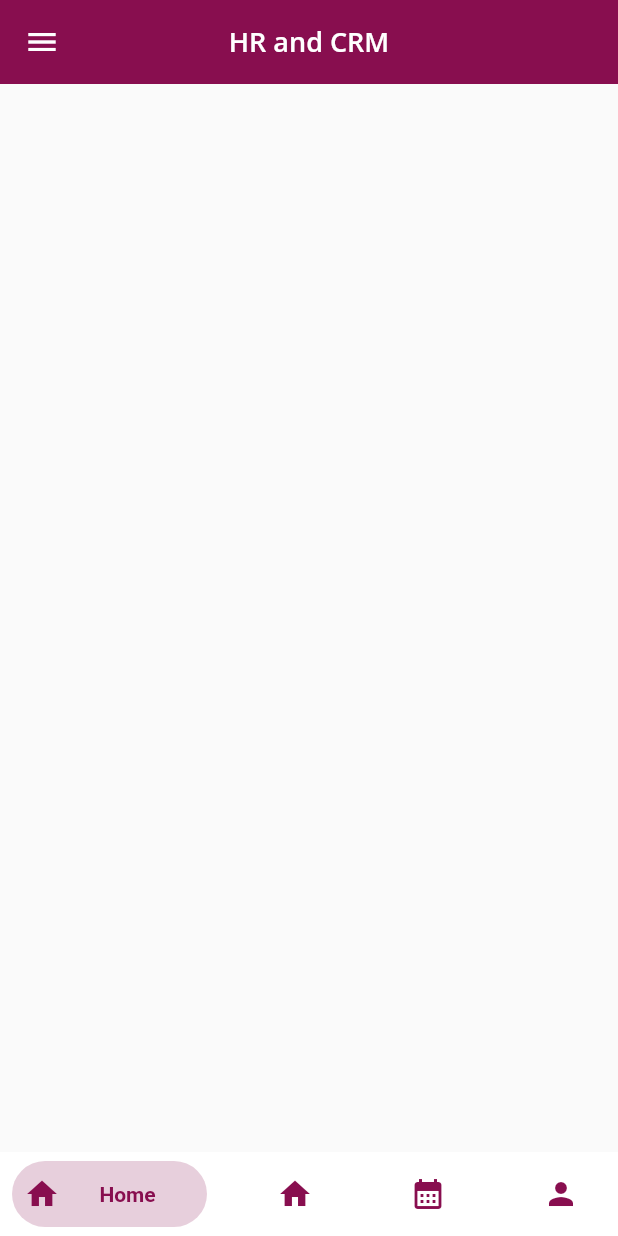
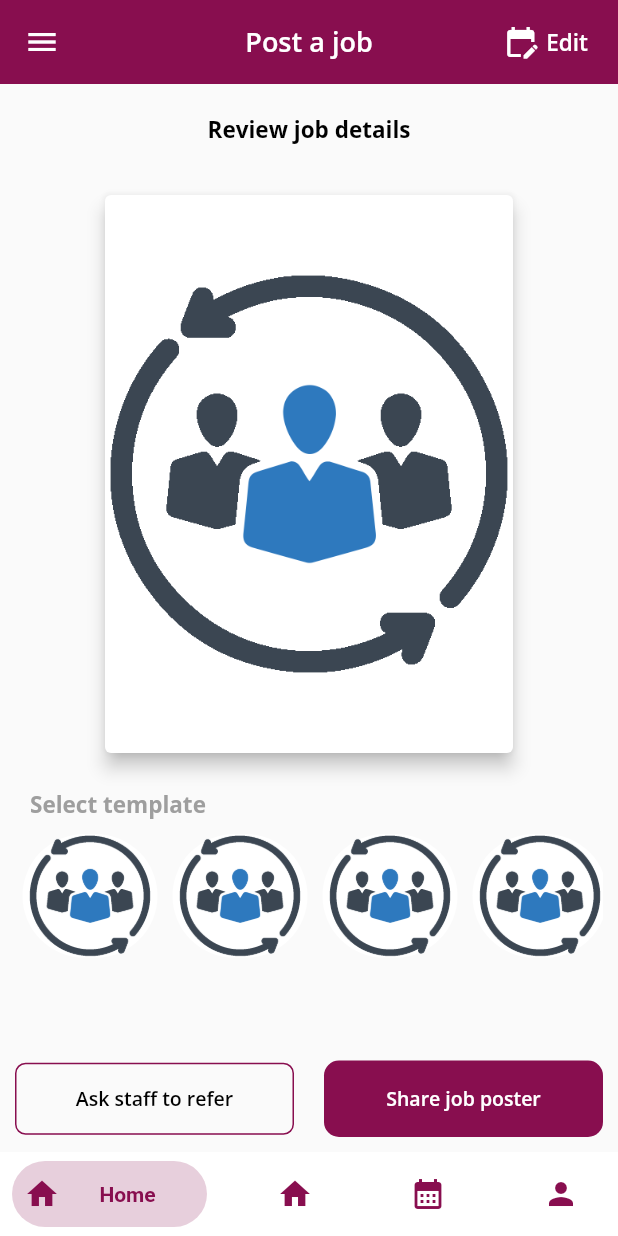
Before and after one commit to microclouds-india/hr_and_crm, a Flutter app: the HomeScreen screen opened by its route, on a phone screen of 412 x 824 dp. Run offline on Flutter 3.47's test engine with Material 2 defaults, Android fonts, the phone set to English and light mode, and no system bars; drawn by our look-alikes of bottom_navy_bar; our stand-ins replace flutter_secure_storage, google_fonts; accounts and stored records are empty.

Commit message:
design changes

```diff
--- a/lib/route/routes.dart
+++ b/lib/route/routes.dart
@@ -1,5 +1,7 @@
 import 'package:flutter/material.dart';
 import 'package:hr_and_crm/ui/home/homeScreen.dart';
+import 'package:hr_and_crm/ui/home/tabs/holidaysPage.dart';
+import 'package:hr_and_crm/ui/home/tabs/leavePage.dart';
 import 'package:hr_and_crm/ui/login/loginPage.dart';
 import 'package:hr_and_crm/ui/signup/signupPage.dart';
 import 'package:hr_and_crm/ui/splashscreen/splashScreen.dart';
@@ -10,5 +12,7 @@ Map<String, Widget Function(BuildContext)> routes = {
   '/loginPage': (context) => const LoginPage(),
   '/signupPage': (context) => const SignupPage(),
   '/homePage': (context) => const HomeScreen(),
+  '/leavePage': (context) => const LeavePage(),
+  '/holidaysPage': (context) => const HolidaysPage(),
 
 };
--- a/lib/ui/home/home.dart
+++ /dev/null
@@ -1,129 +0,0 @@
-import 'package:flutter/material.dart';
-import 'package:google_fonts/google_fonts.dart';
-
-class Home extends StatefulWidget {
-  const Home({Key? key}) : super(key: key);
-
-  @override
-  State<Home> createState() => _HomeState();
-}
-
-class _HomeState extends State<Home> {
-
-  @override
-  Widget build(BuildContext context) {
-    return Scaffold(
-      appBar: AppBar(
-        backgroundColor: Colors.pink.shade900,
-        elevation: 0,
-        title: Text(
-          "HR and CRM",
-          style: GoogleFonts.openSans(
-              fontSize: 18, color: Colors.white, fontWeight: FontWeight.w600),
-        ),
-        centerTitle: true,
-      ),
-      drawer: Drawer(
-        child: ListView(
-          padding: EdgeInsets.zero,
-          children: <Widget>[
-            DrawerHeader(
-              decoration: BoxDecoration(
-                color: Colors.pink.shade900,
-              ),
-              child: Center(
-                child: Image.asset(
-                  "assets/icons/logo.png",
-                  width: 100,
-                  height: 100,
-                  fit: BoxFit.cover,
-                ),
-              ),
-            ),
-            GestureDetector(
-              onTap: () {
-
-              },
-              child: ListTile(
-                leading: Icon(Icons.shopping_bag, color: Colors.pink.shade900),
-                title: const Text('Leaves'),
-                trailing: Icon(Icons.arrow_forward_ios, color: Colors.pink.shade900, size: 15,),
-              ),
-            ),
-            GestureDetector(
-              onTap: () {
-
-              },
-              child: ListTile(
-                leading: Icon(Icons.calendar_month, color: Colors.pink.shade900),
-                title: const Text('Holidays'),
-                trailing: Icon(Icons.arrow_forward_ios, color: Colors.pink.shade900, size: 15,),
-              ),
-            ),
-            GestureDetector(
-              onTap: () {
-
-              },
-              child: ListTile(
-                leading: Icon(Icons.person, color: Colors.pink.shade900),
-                title: const Text('Profile'),
-                trailing: Icon(Icons.arrow_forward_ios, color: Colors.pink.shade900, size: 15,),
-              ),
-            ),
-            GestureDetector(
-              onTap: () {
-                showDialog(
-                  context: context,
-                  builder: ((context) {
-                    return AlertDialog(
-                      shape: RoundedRectangleBorder(
-                        borderRadius: BorderRadius.circular(20),
-                      ),
-                      title: const Text('Logout',
-                          style: TextStyle(color: Colors.black)),
-                      content: const Text(
-                          'Do you want to logout from this account?'),
-                      actions: <Widget>[
-                        TextButton(
-                          onPressed: () {
-                            Navigator.of(context).pop(false);
-                          },
-                          child: Text(
-                            'No',
-                            style: TextStyle(color: Colors.pink.shade900),
-                          ),
-                        ),
-                        TextButton(
-                          onPressed: () async {
-
-                          },
-                          child: Text(
-                            'Yes',
-                            style: TextStyle(color: Colors.pink.shade900),
-                          ),
-                        ),
-                      ],
-                    );
-                  }),
-                );
-              },
-              child: ListTile(
-                leading: Icon(Icons.logout, color: Colors.pink.shade900),
-                title: const Text('Logout'),
-                trailing: Icon(Icons.arrow_forward_ios, color: Colors.pink.shade900, size: 15,),
-              ),
-            ),
-          ],
-        ),
-      ),
-      body: SingleChildScrollView(
-        physics: const BouncingScrollPhysics(),
-        child: Column(
-          children: const [
-
-          ],
-        ),
-      ),
-    );
-  }
-}
--- a/lib/ui/home/homeScreen.dart
+++ b/lib/ui/home/homeScreen.dart
@@ -3,8 +3,10 @@ import 'package:flutter/material.dart';
 import 'package:flutter/services.dart';
 import 'package:google_fonts/google_fonts.dart';
 import 'package:hr_and_crm/common/ui.dart';
-import 'package:hr_and_crm/ui/home/home.dart';
-import 'package:hr_and_crm/ui/profile/profilePage.dart';
+import 'package:hr_and_crm/ui/home/tabs/holidaysPage.dart';
+import 'package:hr_and_crm/ui/home/tabs/home.dart';
+import 'package:hr_and_crm/ui/home/tabs/leavePage.dart';
+import 'package:hr_and_crm/ui/home/tabs/profilePage.dart';
 
 class HomeScreen extends StatefulWidget {
   const HomeScreen({Key? key}) : super(key: key);
@@ -17,8 +19,8 @@ class _HomeScreenState extends State<HomeScreen> {
   int _selectedIndex = 0;
   List screens = [
     const Home(),
-    const ProfilePage(),
-    const Home(),
+    const LeavePage(),
+    const HolidaysPage(),
     const ProfilePage(),
   ];
 
--- /dev/null
+++ b/lib/ui/home/tabs/home.dart
@@ -0,0 +1,277 @@
+import 'package:flutter/material.dart';
+import 'package:google_fonts/google_fonts.dart';
+
+class Home extends StatefulWidget {
+  const Home({Key? key}) : super(key: key);
+
+  @override
+  State<Home> createState() => _HomeState();
+}
+
+class _HomeState extends State<Home> {
+  @override
+  Widget build(BuildContext context) {
+    return Scaffold(
+      appBar: AppBar(
+        backgroundColor: Colors.pink.shade900,
+        elevation: 0,
+        title: Text(
+          "Post a job",
+          style: GoogleFonts.openSans(
+              fontSize: 18, color: Colors.white, fontWeight: FontWeight.w600),
+        ),
+        centerTitle: true,
+        actions: [
+          GestureDetector(
+            onTap: () {},
+            child: Container(
+              margin: const EdgeInsets.all(10.0),
+              padding: const EdgeInsets.only(left: 10.0, right: 10.0),
+              decoration:
+                  BoxDecoration(borderRadius: BorderRadius.circular(20.0)),
+              child: Center(
+                child: Row(
+                  children: [
+                    const Icon(Icons.edit_calendar, color: Colors.white),
+                    const SizedBox(width: 5),
+                    Text(
+                      "Edit",
+                      style: GoogleFonts.openSans(
+                          fontSize: 15,
+                          color: Colors.white,
+                          fontWeight: FontWeight.w600),
+                    ),
+                  ],
+                ),
+              ),
+            ),
+          ),
+        ],
+      ),
+      bottomNavigationBar: Row(
+        mainAxisAlignment: MainAxisAlignment.spaceEvenly,
+        children: [
+          Expanded(
+            child: Container(
+              margin: const EdgeInsets.all(10.0),
+              child: OutlinedButton(
+                style: OutlinedButton.styleFrom(
+                  shape: RoundedRectangleBorder(
+                    borderRadius: BorderRadius.circular(7.0),
+                  ),
+                  side: BorderSide(width: 1, color: Colors.pink.shade900),
+                ),
+                onPressed: () {},
+                child: Padding(
+                  padding: const EdgeInsets.only(top: 15.0, bottom: 15.0),
+                  child: Text(
+                    'Ask staff to refer',
+                    style: GoogleFonts.openSans(
+                        fontSize: 13,
+                        color: Colors.black,
+                        fontWeight: FontWeight.w600),
+                  ),
+                ),
+              ),
+            ),
+          ),
+          Expanded(
+            child: GestureDetector(
+              child: Container(
+                margin: const EdgeInsets.all(10.0),
+                decoration: BoxDecoration(
+                    borderRadius: BorderRadius.circular(10.0),
+                    color: Colors.pink.shade900),
+                height: kBottomNavigationBarHeight - 5,
+                width: 150,
+                child: Center(
+                  child: Text(
+                    "Share job poster",
+                    style: GoogleFonts.openSans(
+                        color: Colors.white,
+                        fontSize: 13,
+                        fontWeight: FontWeight.w600),
+                    overflow: TextOverflow.ellipsis,
+                  ),
+                ),
+              ),
+              onTap: () async {},
+            ),
+          ),
+        ],
+      ),
+      drawer: Drawer(
+        child: ListView(
+          padding: EdgeInsets.zero,
+          children: <Widget>[
+            DrawerHeader(
+              decoration: BoxDecoration(
+                color: Colors.pink.shade900,
+              ),
+              child: Center(
+                child: Image.asset(
+                  "assets/icons/logo.png",
+                  width: 100,
+                  height: 100,
+                  fit: BoxFit.cover,
+                ),
+              ),
+            ),
+            GestureDetector(
+              onTap: () {},
+              child: ListTile(
+                leading: Icon(Icons.shopping_bag, color: Colors.pink.shade900),
+                title: const Text('Leaves'),
+                trailing: Icon(
+                  Icons.arrow_forward_ios,
+                  color: Colors.pink.shade900,
+                  size: 15,
+                ),
+              ),
+            ),
+            GestureDetector(
+              onTap: () {},
+              child: ListTile(
+                leading:
+                    Icon(Icons.calendar_month, color: Colors.pink.shade900),
+                title: const Text('Holidays'),
+                trailing: Icon(
+                  Icons.arrow_forward_ios,
+                  color: Colors.pink.shade900,
+                  size: 15,
+                ),
+              ),
+            ),
+            GestureDetector(
+              onTap: () {},
+              child: ListTile(
+                leading: Icon(Icons.person, color: Colors.pink.shade900),
+                title: const Text('Profile'),
+                trailing: Icon(
+                  Icons.arrow_forward_ios,
+                  color: Colors.pink.shade900,
+                  size: 15,
+                ),
+              ),
+            ),
+            GestureDetector(
+              onTap: () {
+                showDialog(
+                  context: context,
+                  builder: ((context) {
+                    return AlertDialog(
+                      shape: RoundedRectangleBorder(
+                        borderRadius: BorderRadius.circular(20),
+                      ),
+                      title: const Text('Logout',
+                          style: TextStyle(color: Colors.black)),
+                      content: const Text(
+                          'Do you want to logout from this account?'),
+                      actions: <Widget>[
+                        TextButton(
+                          onPressed: () {
+                            Navigator.of(context).pop(false);
+                          },
+                          child: Text(
+                            'No',
+                            style: TextStyle(color: Colors.pink.shade900),
+                          ),
+                        ),
+                        TextButton(
+                          onPressed: () async {},
+                          child: Text(
+                            'Yes',
+                            style: TextStyle(color: Colors.pink.shade900),
+                          ),
+                        ),
+                      ],
+                    );
+                  }),
+                );
+              },
+              child: ListTile(
+                leading: Icon(Icons.logout, color: Colors.pink.shade900),
+                title: const Text('Logout'),
+                trailing: Icon(
+                  Icons.arrow_forward_ios,
+                  color: Colors.pink.shade900,
+                  size: 15,
+                ),
+              ),
+            ),
+          ],
+        ),
+      ),
+      body: SingleChildScrollView(
+        scrollDirection: Axis.vertical,
+        physics: const BouncingScrollPhysics(),
+        child: Column(
+          crossAxisAlignment: CrossAxisAlignment.start,
+          children: [
+            const SizedBox(height: 20),
+            Center(
+              child: Text("Review job details",
+                style: GoogleFonts.openSans(
+                  color: Colors.black,
+                  fontSize: 15,
+                  fontWeight: FontWeight.bold,
+                ),
+              ),
+            ),
+            const SizedBox(height: 10),
+            Center(
+              child: Container(
+                width: 300,
+                height: 400,
+                margin: const EdgeInsets.all(10.0),
+                padding: const EdgeInsets.all(10.0),
+                child: Card(
+                  elevation: 5.0,
+                  child: Image.asset(
+                    "assets/icons/logo.png",
+                  ),
+                ),
+              ),
+            ),
+            Container(
+              margin: const EdgeInsets.only(left: 20.0, right: 20.0),
+              child: Text("Select template",
+                style: GoogleFonts.openSans(
+                  color: Colors.grey,
+                  fontSize: 15,
+                  fontWeight: FontWeight.bold,
+                ),
+              ),
+            ),
+            Container(
+              margin: const EdgeInsets.all(10.0),
+              height: MediaQuery.of(context).size.height * 0.1,
+              width: double.infinity,
+              child: ListView.builder(
+                shrinkWrap: true,
+                itemCount: 10,
+                scrollDirection: Axis.horizontal,
+                itemBuilder: (context, index) {
+                  return Container(
+                    height: 90,
+                    width: 90,
+                    margin: const EdgeInsets.only(left: 5.0, right: 5.0),
+                    decoration: BoxDecoration(
+                      borderRadius: BorderRadius.circular(50.0),
+                      color: Colors.white,
+                    ),
+                    child: Center(
+                      child: Image.asset(
+                        "assets/icons/logo.png",
+                      ),
+                    ),
+                  );
+                },
+              ),
+            ),
+          ],
+        ),
+      ),
+    );
+  }
+}
```
Also changed, not shown: lib/ui/home/tabs/holidaysPage.dart (added, +155 -0 lines), lib/ui/home/tabs/leavePage.dart (added, +96 -0 lines), lib/ui/home/tabs/profilePage.dart (renamed from lib/ui/profile/profilePage.dart).
